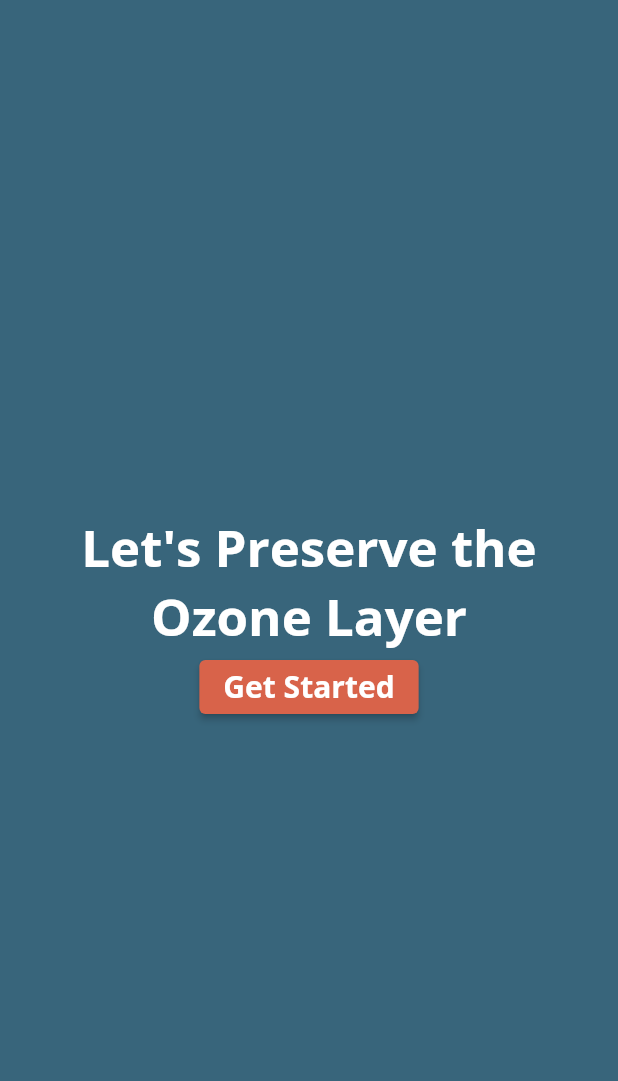
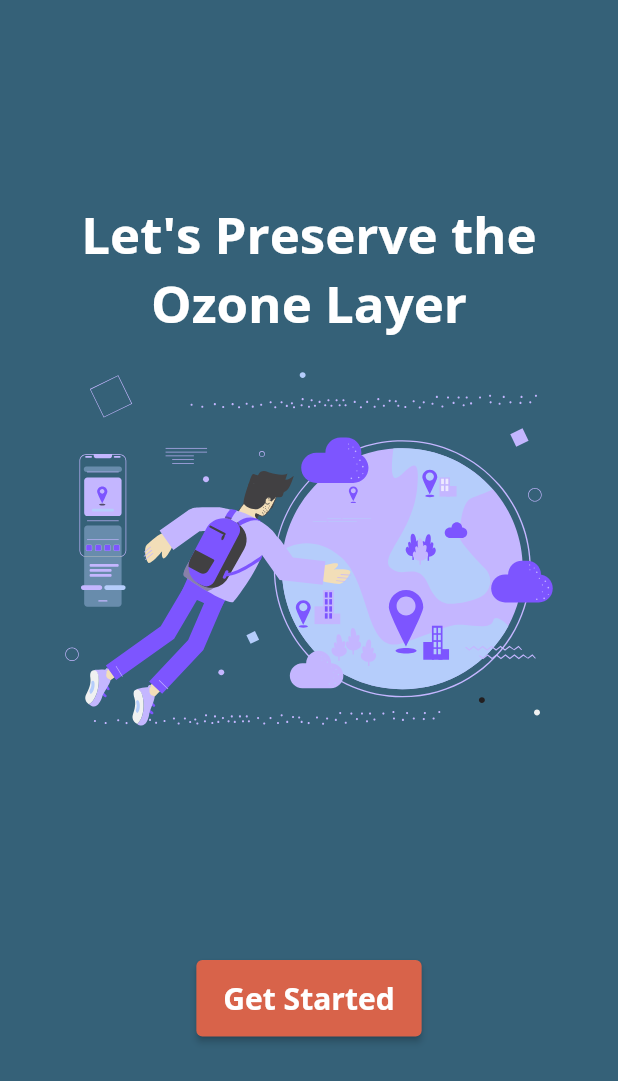
Before and after one commit to ImranSefat/phoenix-trees, a Flutter app: the screen it shows after launch, on a phone screen of 412 x 824 dp. Shown: the top 1081 px of the screen. Run offline on Flutter 3.47's test engine with Material 2 defaults, Android fonts, the phone set to English and light mode, and no system bars; our stand-ins replace cloud_firestore, firebase_auth, firebase_core, flutter_svg, font_awesome_flutter, get and 2 more; accounts and stored records are empty; network calls fail.

Commit message:
Google Authentication with Login and welcome page added

```diff
--- a/phoenix_trees/lib/screens/auth/welcome.dart
+++ b/phoenix_trees/lib/screens/auth/welcome.dart
@@ -1,5 +1,7 @@
 import 'package:flutter/material.dart';
+import 'package:flutter_svg/svg.dart';
 import 'package:get/get.dart';
+import 'package:phoenix_trees/screens/auth/login.dart';
 
 class Welcome extends StatelessWidget {
   const Welcome({Key? key}) : super(key: key);
@@ -7,23 +9,42 @@ class Welcome extends StatelessWidget {
   @override
   Widget build(BuildContext context) {
     return Scaffold(
-      backgroundColor: const Color(0xff38657B),
+      backgroundColor: const Color(0xff356178),
       body: Center(
         child: Column(
           mainAxisAlignment: MainAxisAlignment.center,
           children: [
+            const Spacer(),
             Text(
-              "Let\'s Preserve the\nOzone Layer",
+              "Let's Preserve the\nOzone Layer",
               textAlign: TextAlign.center,
               style: Get.textTheme.headline4!.copyWith(
                 fontWeight: FontWeight.bold,
                 color: Colors.white,
               ),
             ),
+            const SizedBox(
+              height: 16,
+            ),
+            SvgPicture.asset(
+              'assets/images/exploring.svg',
+              height: 250,
+              fit: BoxFit.cover,
+            ),
+            const SizedBox(
+              height: 16,
+            ),
+            const Spacer(),
             ElevatedButton(
-              onPressed: () {},
+              onPressed: () {
+                Get.to(() => const Login());
+              },
               style: ElevatedButton.styleFrom(
                 primary: const Color(0xffD8634A),
+                padding: const EdgeInsets.symmetric(
+                  horizontal: 18,
+                  vertical: 12,
+                ),
               ),
               child: Text(
                 "Get Started",
@@ -34,6 +55,7 @@ class Welcome extends StatelessWidget {
                 ),
               ),
             ),
+            const Spacer(),
           ],
         ),
       ),
```
Also changed, not shown: phoenix_trees/lib/screens/auth/login.dart (+78 -1 lines), phoenix_trees/lib/screens/home.dart (+25 -1 lines).
